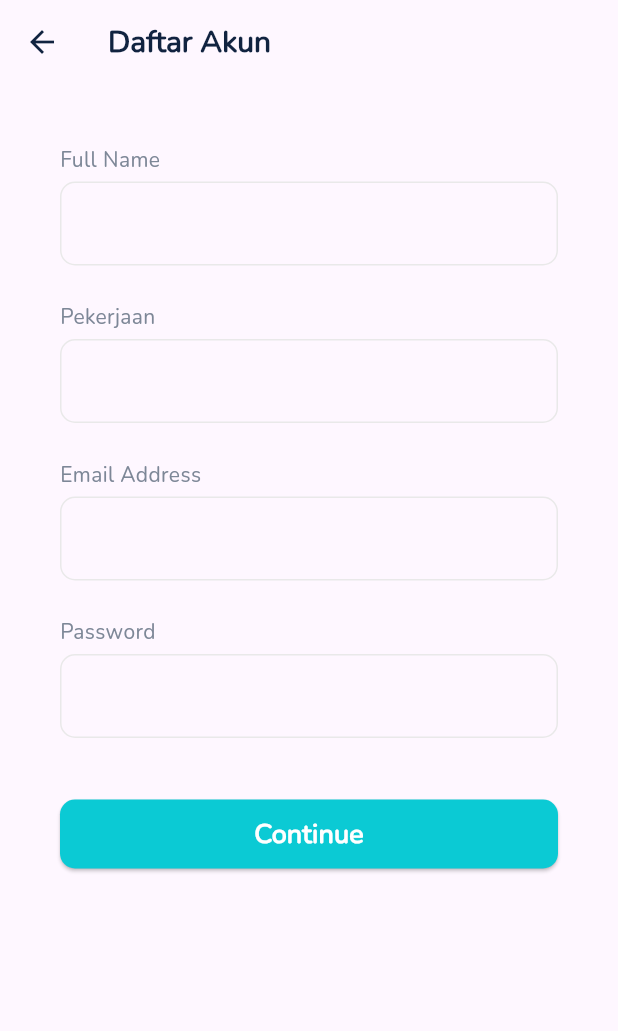
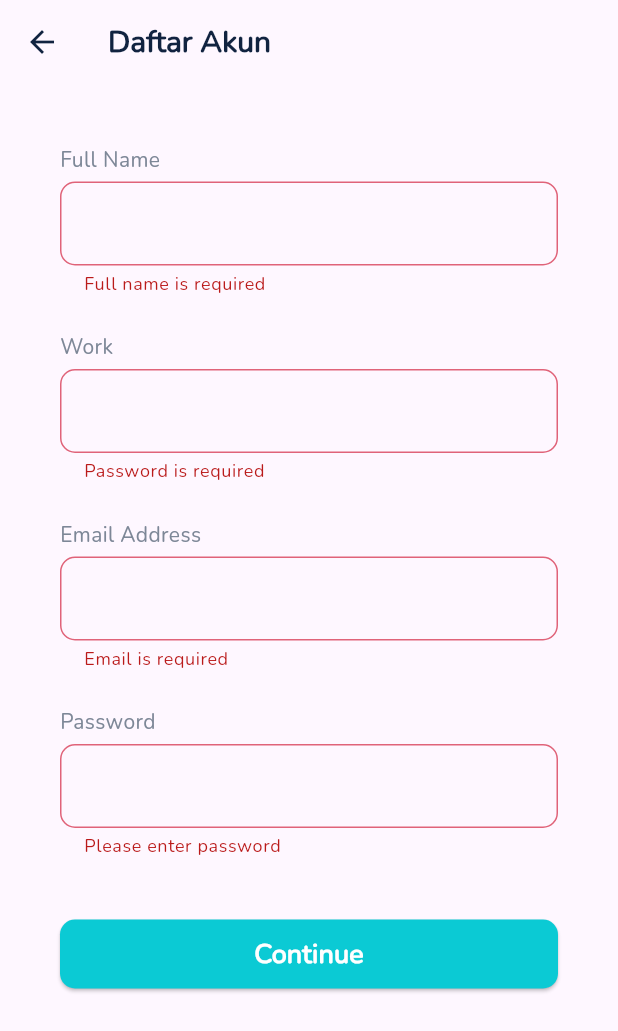
Before and after one commit to yayakyogi/my-doctor-app, a Flutter app: the RegisterScreen screen opened by its route, after a tap on "Continue", on a phone screen of 412 x 824 dp. Shown: the top 1031 px of the screen. Run offline on Flutter 3.47's test engine with Material 3 defaults, Android fonts, the phone set to English and light mode, and no system bars.

Commit message:
add form validation

```diff
--- a/lib/pages/login_screen.dart
+++ b/lib/pages/login_screen.dart
@@ -17,6 +17,32 @@ class _LoginScreenState extends State<LoginScreen> {
   final TextEditingController _usernameController = TextEditingController();
   final TextEditingController _passwordController = TextEditingController();
 
+  final _formKey = GlobalKey<FormState>();
+
+  String? validateField(String value, String field) {
+    if (value.isEmpty) {
+      return '$field is required';
+    }
+
+    return null;
+  }
+
+  void onLogin() {
+    if (_formKey.currentState!.validate()) {
+      ScaffoldMessenger.of(context).showSnackBar(
+        SnackBar(
+          backgroundColor: primaryColor,
+          content: Text(
+            'Processing Data',
+            style: font_semibold.copyWith(
+              fontSize: 16,
+            ),
+          ),
+        ),
+      );
+    }
+  }
+
   @override
   Widget build(BuildContext context) {
     return Scaffold(
@@ -25,6 +51,8 @@ class _LoginScreenState extends State<LoginScreen> {
           children: [
             Padding(
               padding: const EdgeInsets.all(40),
+              child: Form(
+                key: _formKey,
                 child: Column(
                   crossAxisAlignment: CrossAxisAlignment.start,
                   children: [
@@ -39,21 +67,26 @@ class _LoginScreenState extends State<LoginScreen> {
                     ),
                     const SizedBox(height: 40),
                     TextfieldWidget(
+                      controller: _usernameController,
                       label: 'Username',
-                    controller: _usernameController,
+                      validator: (value) => validateField(value!, "Username"),
                     ),
                     const SizedBox(height: 20),
                     TextfieldWidget(
+                      controller: _passwordController,
                       label: 'Password',
-                    controller: _passwordController,
                       type: "password",
+                      validator: (value) => validateField(value!, "Password"),
                     ),
-                  const SizedBox(height: 10),
-                  ButtonLinkWidget(label: 'Forgot My Password', onClick: () {}),
+                    const SizedBox(height: 20),
+                    ButtonLinkWidget(
+                      label: 'Forgot My Password',
+                      onClick: () {},
+                    ),
                     const SizedBox(height: 40),
                     ButtonWidget(
                       label: 'Login',
-                    onClick: () {},
+                      onClick: () => onLogin(),
                     ),
                     const SizedBox(height: 30),
                     Center(
@@ -72,6 +105,7 @@ class _LoginScreenState extends State<LoginScreen> {
                   ],
                 ),
               ),
+            ),
           ],
         ),
       ),
--- a/lib/pages/register_screen.dart
+++ b/lib/pages/register_screen.dart
@@ -15,6 +15,82 @@ class _RegisterScreenState extends State<RegisterScreen> {
   final TextEditingController _workController = TextEditingController();
   final TextEditingController _emailController = TextEditingController();
   final TextEditingController _passwordController = TextEditingController();
+
+  final _formKey = GlobalKey<FormState>();
+
+  String? validateField(String value, String field) {
+    if (value.isEmpty) {
+      return '$field is required';
+    }
+
+    return null;
+  }
+
+  String? validatePassword(String value) {
+    RegExp regexMinCaracter = RegExp(r'^.{8,}$');
+    RegExp regextUpperCase = RegExp(r'(?=.*[A-Z])');
+    RegExp regextLowerCase = RegExp(r'(?=.*[a-z])');
+    RegExp regexDigit = RegExp(r'(?=.*?[0-9])');
+    RegExp regexCaracter = RegExp(r'(?=.*?[!@#\$&*~])');
+
+    if (value.isEmpty) {
+      return 'Please enter password';
+    }
+
+    if (!regexMinCaracter.hasMatch(value)) {
+      return 'Must be at least 8 characters in length';
+    }
+
+    if (!regextUpperCase.hasMatch(value)) {
+      return 'Should contain at least one upper case ';
+    }
+
+    if (!regextLowerCase.hasMatch(value)) {
+      return 'Should contain at least one lower case';
+    }
+
+    if (!regexDigit.hasMatch(value)) {
+      return 'Should contain at least one digit';
+    }
+
+    if (!regexCaracter.hasMatch(value)) {
+      return 'Should contain at least one Special character';
+    }
+
+    return null;
+  }
+
+  String? validateEmail(String value) {
+    if (value.isEmpty) {
+      return "Email is required";
+    }
+
+    bool validEmail = RegExp(
+      r"^[a-zA-Z0-9.a-zA-Z0-9.!#$%&'*+-/=?^_`{|}~]+@[a-zA-Z0-9]+\.[a-zA-Z]+",
+    ).hasMatch(value);
+
+    if (!validEmail) {
+      return "Email is not valid";
+    }
+
+    return null;
+  }
+
+  void onContinue() {
+    if (_formKey.currentState!.validate()) {
+      ScaffoldMessenger.of(context).showSnackBar(
+        SnackBar(
+          backgroundColor: primaryColor,
+          content: Text(
+            'Processing Data',
+            style: font_semibold.copyWith(
+              fontSize: 16,
+            ),
+          ),
+        ),
+      );
+    }
+  }
 
   @override
   Widget build(BuildContext context) {
@@ -34,36 +110,40 @@ class _RegisterScreenState extends State<RegisterScreen> {
           children: [
             Padding(
               padding: const EdgeInsets.all(40),
+              child: Form(
+                key: _formKey,
                 child: Column(
                   crossAxisAlignment: CrossAxisAlignment.start,
                   children: [
                     TextfieldWidget(
+                      controller: _fullnameController,
                       label: 'Full Name',
-                    controller: _fullnameController,
+                      validator: (value) => validateField(value!, 'Full name'),
                     ),
                     const SizedBox(height: 24),
                     TextfieldWidget(
-                    label: 'Pekerjaan',
                       controller: _workController,
+                      label: 'Work',
+                      validator: (value) => validateField(value!, 'Password'),
                     ),
                     const SizedBox(height: 24),
                     TextfieldWidget(
+                      controller: _emailController,
                       label: 'Email Address',
-                    controller: _emailController,
                       type: "email",
+                      validator: (value) => validateEmail(value!),
                     ),
                     const SizedBox(height: 24),
                     TextfieldWidget(
+                      controller: _passwordController,
                       label: 'Password',
-                    controller: _passwordController,
                       type: "password",
+                      validator: (value) => validatePassword(value!),
                     ),
                     const SizedBox(height: 40),
-                  ButtonWidget(
-                    label: "Continue",
-                    onClick: () {},
+                    ButtonWidget(label: "Continue", onClick: onContinue),
+                  ],
                 ),
-                ],
               ),
             )
           ],
--- a/lib/widgets/textfield/textfield.dart
+++ b/lib/widgets/textfield/textfield.dart
@@ -6,12 +6,14 @@ class TextfieldWidget extends StatefulWidget {
     super.key,
     required this.label,
     required this.controller,
-    this.type = "text",
+    required this.validator,
+    this.type,
   });
 
   final String label;
   final TextEditingController controller;
-  final String type;
+  final FormFieldValidator<String> validator;
+  final String? type;
 
   @override
   State<TextfieldWidget> createState() => _TextfieldWidgetState();
@@ -25,8 +27,9 @@ class _TextfieldWidgetState extends State<TextfieldWidget> {
       children: [
         Text(widget.label, style: const TextStyle(color: textSecondaryColor)),
         const SizedBox(height: 5),
-        TextField(
+        TextFormField(
           controller: widget.controller,
+          validator: widget.validator,
           keyboardType: widget.type == "email"
               ? TextInputType.emailAddress
               : widget.type == "password"
@@ -36,11 +39,20 @@ class _TextfieldWidgetState extends State<TextfieldWidget> {
           decoration: InputDecoration(
             labelText: '',
             enabledBorder: OutlineInputBorder(
-              borderSide: const BorderSide(color: borderColor, width: 1),
+              borderRadius: BorderRadius.circular(20),
+              borderSide: const BorderSide(color: borderColor),
+            ),
+            focusedBorder: OutlineInputBorder(
               borderRadius: BorderRadius.circular(10),
+              borderSide: const BorderSide(color: borderColor),
             ),
-            focusedBorder: const OutlineInputBorder(
-              borderSide: BorderSide(color: borderColor, width: 1),
+            errorBorder: OutlineInputBorder(
+              borderRadius: BorderRadius.circular(10),
+              borderSide: const BorderSide(color: dangerColor),
+            ),
+            focusedErrorBorder: OutlineInputBorder(
+              borderRadius: BorderRadius.circular(10),
+              borderSide: const BorderSide(color: dangerColor),
             ),
           ),
         ),
```
Lines whose indentation alone changed are shown as unchanged.
